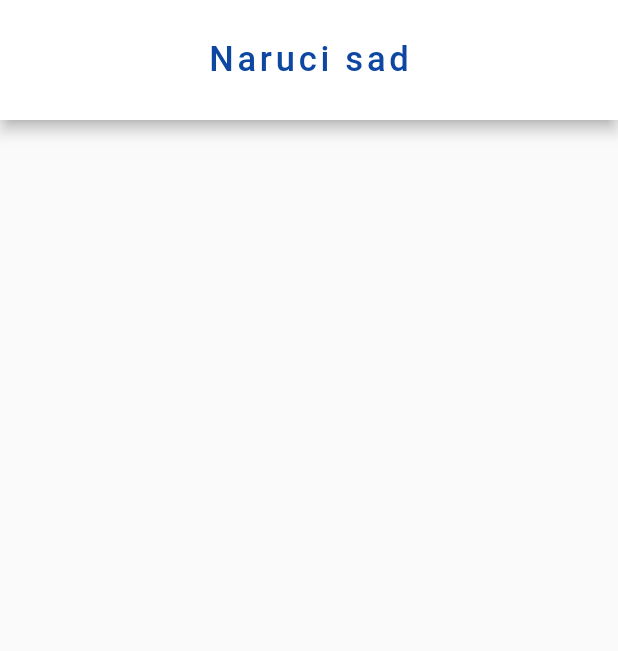
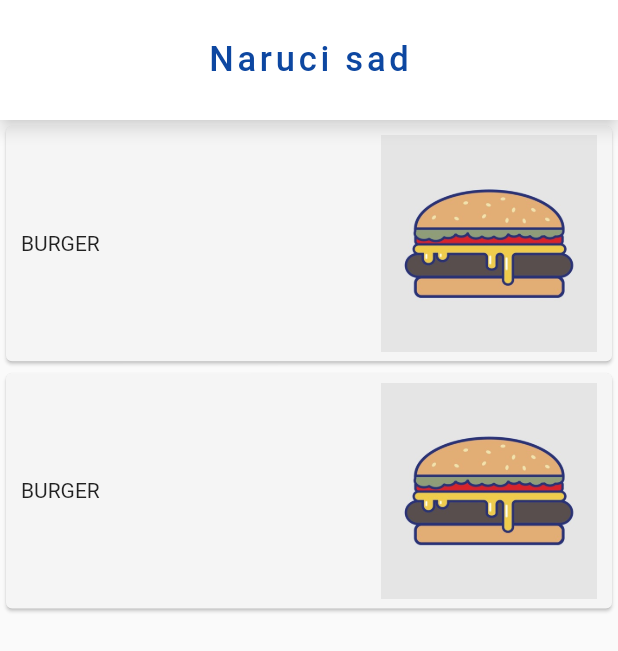
Before and after one commit to fcolakovic2/zeljo, a Flutter app: the screen it shows after launch, on a phone screen of 412 x 824 dp. Shown: the top 651 px of the screen. Run offline on Flutter 3.47's test engine with Material 2 defaults, Android fonts, the phone set to English and light mode, and no system bars; our stand-ins replace firebase_core; accounts and stored records are empty.

Commit message:
uradjen izgled kartice na meniju

```diff
--- /dev/null
+++ b/lib/utils/shared/size_config.dart
@@ -0,0 +1,30 @@
+import 'package:flutter/widgets.dart';
+import 'package:flutter/material.dart';
+
+class SizeConfig {
+  static MediaQueryData _mediaQueryData = MediaQueryData();
+  static double screenWidth = 0;
+  static double screenHeight = 0;
+  static double blockSizeHorizontal = 0;
+  static double blockSizeVertical = 0;
+
+  static double _safeAreaHorizontal = 0;
+  static double _safeAreaVertical = 0;
+  static double safeBlockHorizontal = 0;
+  static double safeBlockVertical = 0;
+
+  void init(BuildContext context) {
+    _mediaQueryData = MediaQuery.of(context);
+    screenWidth = _mediaQueryData.size.width;
+    screenHeight = _mediaQueryData.size.height;
+    blockSizeHorizontal = screenWidth / 100;
+    blockSizeVertical = screenHeight / 100;
+
+    _safeAreaHorizontal =
+        _mediaQueryData.padding.left + _mediaQueryData.padding.right;
+    _safeAreaVertical =
+        _mediaQueryData.padding.top + _mediaQueryData.padding.bottom;
+    safeBlockHorizontal = (screenWidth - _safeAreaHorizontal) / 100;
+    safeBlockVertical = (screenHeight - _safeAreaVertical) / 100;
+  }
+}
--- a/lib/view/MenuScreen/pages/menu_screen.dart
+++ b/lib/view/MenuScreen/pages/menu_screen.dart
@@ -1,5 +1,6 @@
 import 'package:flutter/material.dart';
 import 'package:zeljoprojekat/view/MenuScreen/widgets/appBarText.dart';
+import 'package:zeljoprojekat/view/MenuScreen/widgets/menuCard.dart';
 
 class MenuScreen extends StatefulWidget {
   @override
@@ -11,11 +12,17 @@ class _MenuScreenState extends State<MenuScreen> {
   Widget build(BuildContext context) {
     return Scaffold(
       appBar: AppBar(
+        shadowColor: Colors.white,
         toolbarHeight: 80,
         backgroundColor: Colors.white,
         title: appBarText(),
         centerTitle: true,
       ),
+      body: SingleChildScrollView(
+        child: Column(
+          children: [MenuCard(), MenuCard()],
+        ),
+      ),
     );
   }
 }
--- /dev/null
+++ b/lib/view/MenuScreen/widgets/menuCard.dart
@@ -0,0 +1,35 @@
+import 'package:flutter/material.dart';
+import 'package:zeljoprojekat/utils/shared/size_config.dart';
+
+class MenuCard extends StatefulWidget {
+  @override
+  _MenuCardState createState() => _MenuCardState();
+}
+
+class _MenuCardState extends State<MenuCard> {
+  @override
+  Widget build(BuildContext context) {
+    SizeConfig().init(context);
+    return Container(
+      height: SizeConfig.blockSizeVertical * 20,
+      child: Card(
+        color: Colors.grey[100],
+        child: Row(
+          mainAxisAlignment: MainAxisAlignment.spaceBetween,
+          children: [
+            Padding(
+              padding: const EdgeInsets.fromLTRB(10.0, 5, 0, 5),
+              child: Text('BURGER'),
+            ),
+            Padding(
+                padding: const EdgeInsets.fromLTRB(0, 5, 10.0, 5),
+                child: Container(
+                    width: SizeConfig.blockSizeHorizontal * 35,
+                    height: SizeConfig.blockSizeVertical * 35,
+                    child: Image.asset('assets/images/burger.jpg'))),
+          ],
+        ),
+      ),
+    );
+  }
+}
--- a/pubspec.yaml
+++ b/pubspec.yaml
@@ -54,9 +54,8 @@ flutter:
   uses-material-design: true
 
   # To add assets to your application, add an assets section, like this:
-  # assets:
-  #   - images/a_dot_burr.jpeg
-  #   - images/a_dot_ham.jpeg
+  assets:
+      - assets/images/burger.jpg
 
   # An image asset can refer to one or more resolution-specific "variants", see
   # https://flutter.dev/assets-and-images/#resolution-aware.
```
Also changed, not shown: assets/images/burger.jpg (added), 1 other file.
